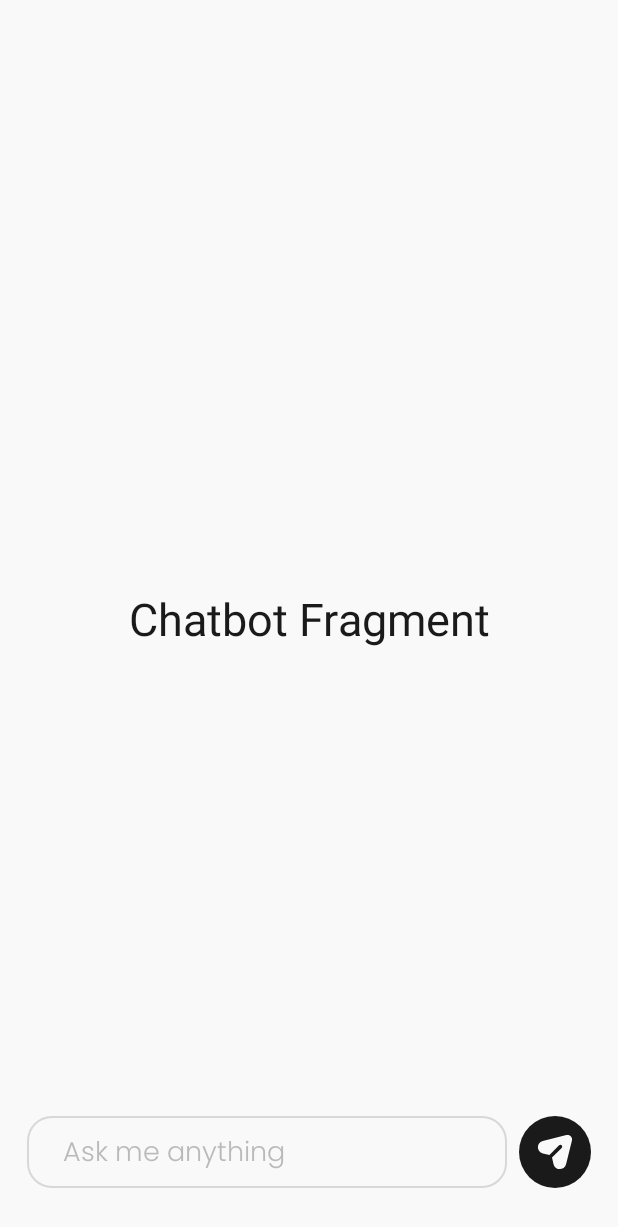
After one commit to VugarGurban/TourMate, an Android app: the ChatbotFragment screen opened through its navigation route, on a phone screen of 412 x 824 dp. The commit adds this screen. Shown: the top 1227 px of the screen. Run offline under Robolectric (Android 15) with nearby library versions, the phone set to English and light mode, and no system bars; our stand-ins replace Room's generated code, navigation-ui; 1 statement that could not run was skipped.

Commit message:
feat: Implement chatbot, enhance home fragment, and add new UI elements
This commit introduces a chatbot feature, enhances the home fragment, and adds several new UI elements to improve the user experience.

- **Chatbot:**
    - Created `ChatbotFragment` with a basic layout in `fragment_chatbot.xml`.
    - Implemented a text input field and a send button using an ImageButton.
    - Added `chattext_background.xml` drawable to create a rounded text field with a grey border.
    - Created `send_button.xml` drawable to create a send button.
    - Added a navigation from `HomeFragment` to `ChatbotFragment`.
- **Home Fragment:**
    - Added a new floating action button to navigate to the `ChatbotFragment`.
    - Modified `fragment_home.xml` to add the floating action button.
- **Navigation:**
    - Updated `activity_main_navigation.xml` file to add `ChatbotFragment` navigation.
- **Colors:**
    - Added `place_holder_text` and `chatbot_border` in `colors.xml`.
- **String resources:**
    - Added `ask_me_anything` in `string.xml` file.
- **Other:**
    - Modified `HomeFragment.kt` and `ChatbotFragment.kt` to implement new changes.
    - Updated `NavigationListener` to hide the bottom menu in `ChatbotFragment`.

```diff
--- /dev/null
+++ b/app/src/main/java/com/example/tourmate/ChatbotFragment.kt
@@ -0,0 +1,29 @@
+package com.example.tourmate
+
+import android.os.Bundle
+import androidx.fragment.app.Fragment
+import android.view.LayoutInflater
+import android.view.View
+import android.view.ViewGroup
+import com.example.tourmate.databinding.FragmentChatbotBinding
+
+class ChatbotFragment : Fragment() {
+
+    private lateinit var binding: FragmentChatbotBinding
+
+
+    override fun onCreateView(
+        inflater: LayoutInflater, container: ViewGroup?,
+        savedInstanceState: Bundle?
+    ): View? {
+        // Inflate the layout for this fragment
+        binding = FragmentChatbotBinding.inflate(inflater, container, false)
+        return binding.root
+    }
+
+    override fun onViewCreated(view: View, savedInstanceState: Bundle?) {
+        super.onViewCreated(view, savedInstanceState)
+        (activity as NavigationListener).changeBottomMenuVisibility(View.GONE)
+    }
+
+}
--- a/app/src/main/java/com/example/tourmate/HomeFragment.kt
+++ b/app/src/main/java/com/example/tourmate/HomeFragment.kt
@@ -109,6 +109,11 @@ class HomeFragment : Fragment() {
 
         })
 
+        binding.chatbotBtn.setOnClickListener {
+            val action = HomeFragmentDirections.actionHomeFragmentToChatbotFragment()
+            view.findNavController().navigate(action)
+        }
+
     }
 
     private fun filterPlaces(text: String) {
--- /dev/null
+++ b/app/src/main/res/drawable/chattext_background.xml
@@ -0,0 +1,6 @@
+<?xml version="1.0" encoding="utf-8"?>
+<shape xmlns:android="http://schemas.android.com/apk/res/android">
+    <corners android:radius="16dp"/>
+    <stroke android:color="@color/secondary_grey"
+        android:width="1dp"/>
+</shape>
--- /dev/null
+++ b/app/src/main/res/drawable/send_button.xml
@@ -0,0 +1,12 @@
+<vector xmlns:android="http://schemas.android.com/apk/res/android"
+    android:width="48dp"
+    android:height="48dp"
+    android:viewportWidth="40"
+    android:viewportHeight="40">
+  <path
+      android:pathData="M20,0L20,0A20,20 0,0 1,40 20L40,20A20,20 0,0 1,20 40L20,40A20,20 0,0 1,0 20L0,20A20,20 0,0 1,20 0z"
+      android:fillColor="#1A1A1A"/>
+  <path
+      android:pathData="M29.421,13.669L26.141,26.789C25.671,28.659 24.071,29.499 22.671,29.499C22.661,29.499 22.651,29.499 22.651,29.499C21.241,29.489 19.631,28.629 19.191,26.739L18.331,23.089L23.711,17.709C24.101,17.319 24.101,16.679 23.711,16.289C23.321,15.899 22.681,15.899 22.291,16.289L16.911,21.669L13.261,20.809C11.371,20.369 10.511,18.759 10.501,17.359C10.491,15.949 11.331,14.329 13.211,13.859L26.331,10.579C27.201,10.359 28.111,10.609 28.751,11.249C29.391,11.889 29.641,12.799 29.421,13.669Z"
+      android:fillColor="#F9F9F9"/>
+</vector>
--- /dev/null
+++ b/app/src/main/res/layout/fragment_chatbot.xml
@@ -0,0 +1,52 @@
+<?xml version="1.0" encoding="utf-8"?>
+<androidx.constraintlayout.widget.ConstraintLayout xmlns:android="http://schemas.android.com/apk/res/android"
+    xmlns:app="http://schemas.android.com/apk/res-auto"
+    xmlns:tools="http://schemas.android.com/tools"
+    android:layout_width="match_parent"
+    android:layout_height="match_parent"
+    tools:context=".ChatbotFragment"
+    android:background="@color/main_white">
+
+    <TextView
+        android:layout_width="wrap_content"
+        android:layout_height="wrap_content"
+        android:text="Chatbot Fragment"
+        android:textSize="@dimen/text_xxxlarge"
+        android:textColor="@color/light_black"
+        app:layout_constraintBottom_toBottomOf="parent"
+        app:layout_constraintEnd_toEndOf="parent"
+        app:layout_constraintStart_toStartOf="parent"
+        app:layout_constraintTop_toTopOf="parent" />
+
+    <EditText
+        android:id="@+id/editText"
+        android:layout_width="0dp"
+        android:layout_height="48dp"
+        android:layout_marginStart="@dimen/margin_xmedium"
+        android:layout_marginBottom="@dimen/margin_large"
+        android:layout_marginEnd="@dimen/margin_small"
+        android:background="@drawable/chattext_background"
+        android:fontFamily="@font/poppins_light"
+        android:hint="@string/ask_me_anything"
+        android:paddingStart="@dimen/padding_xmedium"
+        android:paddingTop="@dimen/padding_xsmall"
+        android:textColor="@color/light_black"
+        android:textColorHint="@color/place_holder_text"
+        android:textSize="@dimen/text_medium"
+        app:layout_constraintBottom_toBottomOf="parent"
+        app:layout_constraintEnd_toStartOf="@id/sendBtn"
+        app:layout_constraintStart_toStartOf="parent" />
+
+    <ImageButton
+        android:id="@+id/sendBtn"
+        android:layout_width="48dp"
+        android:layout_height="48dp"
+        android:layout_marginEnd="@dimen/margin_xmedium"
+        android:scaleType="center"
+        android:backgroundTint="@color/transparent"
+        android:src="@drawable/send_button"
+        app:layout_constraintBottom_toBottomOf="@+id/editText"
+        app:layout_constraintEnd_toEndOf="parent"
+        app:layout_constraintTop_toTopOf="@+id/editText" />
+
+</androidx.constraintlayout.widget.ConstraintLayout>
--- a/app/src/main/res/layout/fragment_home.xml
+++ b/app/src/main/res/layout/fragment_home.xml
@@ -140,6 +140,7 @@
     </androidx.constraintlayout.widget.ConstraintLayout>
 
     <com.google.android.material.floatingactionbutton.ExtendedFloatingActionButton
+        android:id="@+id/chatbotBtn"
         android:layout_width="wrap_content"
         android:layout_height="42dp"
         android:layout_marginBottom="@dimen/margin_xmedium"
--- a/app/src/main/res/navigation/activity_main_navigation.xml
+++ b/app/src/main/res/navigation/activity_main_navigation.xml
@@ -47,6 +47,9 @@
         <action
             android:id="@+id/action_homeFragment_to_detailsFragment"
             app:destination="@id/detailsFragment" />
+        <action
+            android:id="@+id/action_homeFragment_to_chatbotFragment"
+            app:destination="@id/chatbotFragment" />
     </fragment>
     <fragment
         android:id="@+id/favouritesFragment"
@@ -71,4 +74,9 @@
             android:name="placeId"
             app:argType="integer" />
     </fragment>
+    <fragment
+        android:id="@+id/chatbotFragment"
+        android:name="com.example.tourmate.ChatbotFragment"
+        android:label="fragment_chatbot"
+        tools:layout="@layout/fragment_chatbot" />
 </navigation>
--- a/app/src/main/res/values/colors.xml
+++ b/app/src/main/res/values/colors.xml
@@ -9,6 +9,8 @@
     <color name="secondary_grey">#d8d8d8</color>
     <color name="grey_text">#959595</color>
     <color name="main_orange">#ff992d</color>
+    <color name="place_holder_text">#BABABA</color>
+    <color name="chatbot_border">#F0F0F0</color>
 
 
 </resources>
--- a/app/src/main/res/values/strings.xml
+++ b/app/src/main/res/values/strings.xml
@@ -22,4 +22,7 @@
     <string name="time">Time</string>
     <string name="not_found">Not found</string>
     <string name="clear">Clear List</string>
+    <!-- TODO: Remove or change this placeholder text -->
+    <string name="hello_blank_fragment">Hello blank fragment</string>
+    <string name="ask_me_anything">Ask me anything</string>
 </resources>
```
